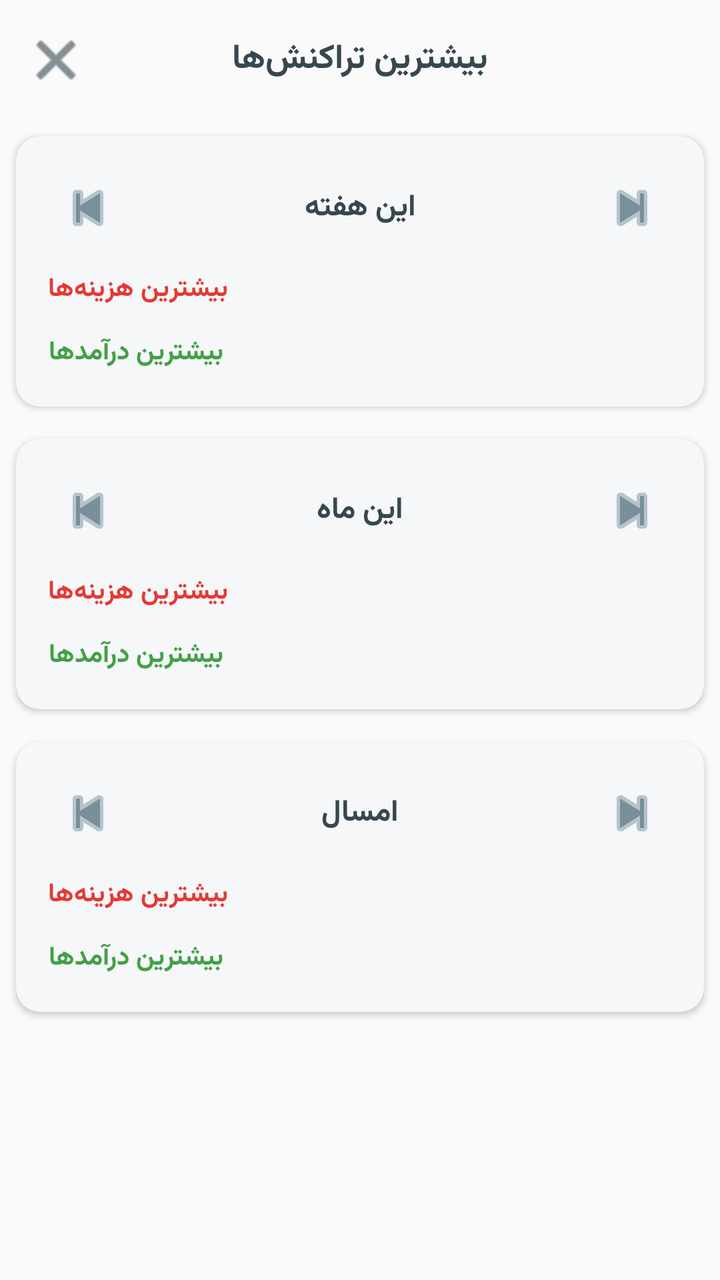
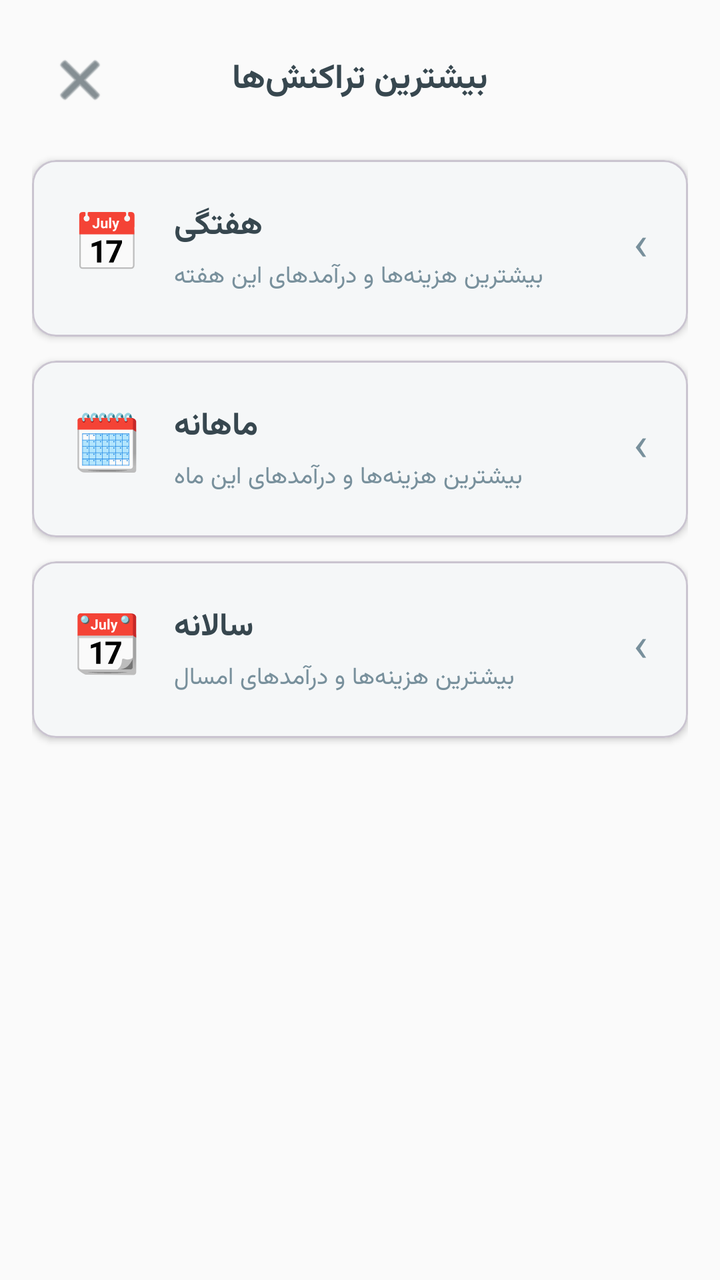

Two renders of the same Android screen: before a commit and after it. Below are the layout's source before the change and the commit's diff.
<!-- AndroidManifest.xml: application theme Theme.PillTracker -->
<!-- res/layout/activity_top_expenses.xml -->
<?xml version="1.0" encoding="utf-8"?>
<ScrollView xmlns:android="http://schemas.android.com/apk/res/android"
    xmlns:app="http://schemas.android.com/apk/res-auto"
    android:layout_width="match_parent"
    android:layout_height="match_parent"
    android:background="@color/background"
    android:fillViewport="true">

    <LinearLayout
        android:layout_width="match_parent"
        android:layout_height="wrap_content"
        android:orientation="vertical">

        <LinearLayout
            android:layout_width="match_parent"
            android:layout_height="wrap_content"
            android:gravity="center_vertical"
            android:orientation="horizontal"
            android:paddingHorizontal="4dp"
            android:paddingVertical="6dp">

            <ImageButton
                android:id="@+id/backBtn"
                android:layout_width="48dp"
                android:layout_height="48dp"
                android:background="?attr/selectableItemBackgroundBorderless"
                android:contentDescription="بازگشت"
                android:src="@android:drawable/ic_menu_close_clear_cancel"
                android:tint="@color/on_surface" />

            <TextView
                android:layout_width="0dp"
                android:layout_height="wrap_content"
                android:layout_weight="1"
                android:gravity="center"
                android:text="بیشترین تراکنش‌ها"
                android:textColor="@color/on_surface"
                android:textSize="17sp"
                android:textStyle="bold" />

            <Space
                android:layout_width="48dp"
                android:layout_height="48dp" />
        </LinearLayout>

        
        <com.google.android.material.card.MaterialCardView
            android:layout_width="match_parent"
            android:layout_height="wrap_content"
            android:layout_margin="8dp"
            app:cardCornerRadius="12dp"
            app:cardElevation="2dp"
            app:strokeWidth="0dp">

            <LinearLayout
                android:layout_width="match_parent"
                android:layout_height="wrap_content"
                android:orientation="vertical"
                android:padding="16dp">

                <LinearLayout
                    android:layout_width="match_parent"
                    android:layout_height="wrap_content"
                    android:gravity="center_vertical"
                    android:orientation="horizontal">

                    <ImageButton
                        android:id="@+id/prevWeekBtn"
                        android:layout_width="40dp"
                        android:layout_height="40dp"
                        android:background="?attr/selectableItemBackgroundBorderless"
                        android:contentDescription="هفته قبل"
                        android:src="@android:drawable/ic_media_previous"
                        android:tint="@color/primary" />

                    <TextView
                        android:id="@+id/weekTitle"
                        android:layout_width="0dp"
                        android:layout_height="wrap_content"
                        android:layout_weight="1"
                        android:gravity="center"
                        android:text="این هفته"
                        android:textColor="@color/on_surface"
                        android:textSize="15sp"
                        android:textStyle="bold" />

                    <ImageButton
                        android:id="@+id/nextWeekBtn"
                        android:layout_width="40dp"
                        android:layout_height="40dp"
                        android:background="?attr/selectableItemBackgroundBorderless"
                        android:contentDescription="هفته بعد"
                        android:src="@android:drawable/ic_media_next"
                        android:tint="@color/primary" />
                </LinearLayout>

                <TextView
                    android:layout_width="wrap_content"
                    android:layout_height="wrap_content"
                    android:layout_marginTop="10dp"
                    android:text="بیشترین هزینه‌ها"
                    android:textColor="@color/expense_red"
                    android:textSize="13sp"
                    android:textStyle="bold" />

                <LinearLayout
                    android:id="@+id/weekExpenseList"
                    android:layout_width="match_parent"
                    android:layout_height="wrap_content"
                    android:orientation="vertical" />

                <TextView
                    android:id="@+id/weekExpenseEmpty"
                    android:layout_width="match_parent"
                    android:layout_height="wrap_content"
                    android:gravity="center"
                    android:padding="8dp"
                    android:text="هزینه‌ای ثبت نشده"
                    android:textColor="@color/text_secondary"
                    android:textSize="12sp"
                    android:visibility="gone" />

                <TextView
                    android:layout_width="wrap_content"
                    android:layout_height="wrap_content"
                    android:layout_marginTop="10dp"
                    android:text="بیشترین درآمدها"
                    android:textColor="@color/income_green"
                    android:textSize="13sp"
                    android:textStyle="bold" />

                <LinearLayout
                    android:id="@+id/weekIncomeList"
                    android:layout_width="match_parent"
                    android:layout_height="wrap_content"
                    android:orientation="vertical" />

                <TextView
                    android:id="@+id/weekIncomeEmpty"
                    android:layout_width="match_parent"
                    android:layout_height="wrap_content"
                    android:gravity="center"
                    android:padding="8dp"
                    android:text="درآمدی ثبت نشده"
                    android:textColor="@color/text_secondary"
                    android:textSize="12sp"
                    android:visibility="gone" />
            </LinearLayout>
        </com.google.android.material.card.MaterialCardView>

        
        <com.google.android.material.card.MaterialCardView
            android:layout_width="match_parent"
            android:layout_height="wrap_content"
            android:layout_margin="8dp"
            app:cardCornerRadius="12dp"
            app:cardElevation="2dp"
            app:strokeWidth="0dp">

            <LinearLayout
                android:layout_width="match_parent"
                android:layout_height="wrap_content"
                android:orientation="vertical"
                android:padding="16dp">

                <LinearLayout
                    android:layout_width="match_parent"
                    android:layout_height="wrap_content"
                    android:gravity="center_vertical"
                    android:orientation="horizontal">

                    <ImageButton
                        android:id="@+id/prevMonthBtn"
                        android:layout_width="40dp"
                        android:layout_height="40dp"
                        android:background="?attr/selectableItemBackgroundBorderless"
                        android:contentDescription="ماه قبل"
                        android:src="@android:drawable/ic_media_previous"
                        android:tint="@color/primary" />

                    <TextView
                        android:id="@+id/monthTitle"
                        android:layout_width="0dp"
                        android:layout_height="wrap_content"
                        android:layout_weight="1"
                        android:gravity="center"
                        android:text="این ماه"
                        android:textColor="@color/on_surface"
                        android:textSize="15sp"
                        android:textStyle="bold" />

                    <ImageButton
                        android:id="@+id/nextMonthBtn"
                        android:layout_width="40dp"
                        android:layout_height="40dp"
                        android:background="?attr/selectableItemBackgroundBorderless"
                        android:contentDescription="ماه بعد"
                        android:src="@android:drawable/ic_media_next"
                        android:tint="@color/primary" />
                </LinearLayout>

                <TextView
                    android:layout_width="wrap_content"
                    android:layout_height="wrap_content"
                    android:layout_marginTop="10dp"
                    android:text="بیشترین هزینه‌ها"
                    android:textColor="@color/expense_red"
                    android:textSize="13sp"
                    android:textStyle="bold" />

                <LinearLayout
                    android:id="@+id/monthExpenseList"
                    android:layout_width="match_parent"
                    android:layout_height="wrap_content"
                    android:orientation="vertical" />

                <TextView
                    android:id="@+id/monthExpenseEmpty"
                    android:layout_width="match_parent"
                    android:layout_height="wrap_content"
                    android:gravity="center"
                    android:padding="8dp"
                    android:text="هزینه‌ای ثبت نشده"
                    android:textColor="@color/text_secondary"
                    android:textSize="12sp"
                    android:visibility="gone" />

                <TextView
                    android:layout_width="wrap_content"
                    android:layout_height="wrap_content"
                    android:layout_marginTop="10dp"
                    android:text="بیشترین درآمدها"
                    android:textColor="@color/income_green"
                    android:textSize="13sp"
                    android:textStyle="bold" />

                <LinearLayout
                    android:id="@+id/monthIncomeList"
                    android:layout_width="match_parent"
                    android:layout_height="wrap_content"
                    android:orientation="vertical" />

                <TextView
                    android:id="@+id/monthIncomeEmpty"
                    android:layout_width="match_parent"
                    android:layout_height="wrap_content"
                    android:gravity="center"
                    android:padding="8dp"
                    android:text="درآمدی ثبت نشده"
                    android:textColor="@color/text_secondary"
                    android:textSize="12sp"
                    android:visibility="gone" />
            </LinearLayout>
        </com.google.android.material.card.MaterialCardView>

        
        <com.google.android.material.card.MaterialCardView
            android:layout_width="match_parent"
            android:layout_height="wrap_content"
            android:layout_margin="8dp"
            app:cardCornerRadius="12dp"
            app:cardElevation="2dp"
            app:strokeWidth="0dp">

            <LinearLayout
                android:layout_width="match_parent"
                android:layout_height="wrap_content"
                android:orientation="vertical"
                android:padding="16dp">

                <LinearLayout
                    android:layout_width="match_parent"
                    android:layout_height="wrap_content"
                    android:gravity="center_vertical"
                    android:orientation="horizontal">

                    <ImageButton
                        android:id="@+id/prevYearBtn"
                        android:layout_width="40dp"
                        android:layout_height="40dp"
                        android:background="?attr/selectableItemBackgroundBorderless"
                        android:contentDescription="سال قبل"
                        android:src="@android:drawable/ic_media_previous"
                        android:tint="@color/primary" />

                    <TextView
                        android:id="@+id/yearTitle"
                        android:layout_width="0dp"
                        android:layout_height="wrap_content"
                        android:layout_weight="1"
                        android:gravity="center"
                        android:text="امسال"
                        android:textColor="@color/on_surface"
                        android:textSize="15sp"
                        android:textStyle="bold" />

                    <ImageButton
                        android:id="@+id/nextYearBtn"
                        android:layout_width="40dp"
                        android:layout_height="40dp"
                        android:background="?attr/selectableItemBackgroundBorderless"
                        android:contentDescription="سال بعد"
                        android:src="@android:drawable/ic_media_next"
                        android:tint="@color/primary" />
                </LinearLayout>

                <TextView
                    android:layout_width="wrap_content"
                    android:layout_height="wrap_content"
                    android:layout_marginTop="10dp"
                    android:text="بیشترین هزینه‌ها"
                    android:textColor="@color/expense_red"
                    android:textSize="13sp"
                    android:textStyle="bold" />

                <LinearLayout
                    android:id="@+id/yearExpenseList"
                    android:layout_width="match_parent"
                    android:layout_height="wrap_content"
                    android:orientation="vertical" />

                <TextView
                    android:id="@+id/yearExpenseEmpty"
                    android:layout_width="match_parent"
                    android:layout_height="wrap_content"
                    android:gravity="center"
                    android:padding="8dp"
                    android:text="هزینه‌ای ثبت نشده"
                    android:textColor="@color/text_secondary"
                    android:textSize="12sp"
                    android:visibility="gone" />

                <TextView
                    android:layout_width="wrap_content"
                    android:layout_height="wrap_content"
                    android:layout_marginTop="10dp"
                    android:text="بیشترین درآمدها"
                    android:textColor="@color/income_green"
                    android:textSize="13sp"
                    android:textStyle="bold" />

                <LinearLayout
                    android:id="@+id/yearIncomeList"
                    android:layout_width="match_parent"
                    android:layout_height="wrap_content"
                    android:orientation="vertical" />

                <TextView
                    android:id="@+id/yearIncomeEmpty"
                    android:layout_width="match_parent"
                    android:layout_height="wrap_content"
                    android:gravity="center"
                    android:padding="8dp"
                    android:text="درآمدی ثبت نشده"
                    android:textColor="@color/text_secondary"
                    android:textSize="12sp"
                    android:visibility="gone" />
            </LinearLayout>
        </com.google.android.material.card.MaterialCardView>

    </LinearLayout>
</ScrollView>
<!-- resources referenced by this layout -->
<resources>
  <color name="background">#FFFAFAFA</color>
  <color name="expense_red">#FFE53935</color>
  <color name="income_green">#FF43A047</color>
  <color name="on_surface">#FF37474F</color>
  <color name="primary">#FF78909C</color>
  <color name="text_secondary">#FF78909C</color>
  <style name="Theme.PillTracker" parent="Theme.Material3.DayNight.NoActionBar">
          <item name="colorPrimary">@color/primary</item>
          <item name="colorOnPrimary">@color/on_primary</item>
          <item name="colorSecondary">@color/secondary</item>
          <item name="colorSurface">@color/surface</item>
          <item name="colorOnSurface">@color/on_surface</item>
          <item name="android:fontFamily">@font/vazirmatn</item>
          <item name="fontFamily">@font/vazirmatn</item>
          <item name="android:statusBarColor">@color/background</item>
          <item name="android:windowBackground">@color/background</item>
      </style>
  <color name="on_primary">#FFFFFFFF</color>
  <color name="secondary">#FF90A4AE</color>
  <color name="surface">#FFFFFFFF</color>
</resources>

<!-- the commit's change to res/layout/activity_top_expenses.xml (unified diff, before → after) -->
@@ -9,15 +9,16 @@
     <LinearLayout
         android:layout_width="match_parent"
         android:layout_height="wrap_content"
-        android:orientation="vertical">
-
+        android:orientation="vertical"
+        android:padding="16dp">
+
+        
         <LinearLayout
             android:layout_width="match_parent"
             android:layout_height="wrap_content"
             android:gravity="center_vertical"
             android:orientation="horizontal"
-            android:paddingHorizontal="4dp"
-            android:paddingVertical="6dp">
+            android:paddingBottom="16dp">
 
             <ImageButton
                 android:id="@+id/backBtn"
@@ -45,316 +46,171 @@
 
         
         <com.google.android.material.card.MaterialCardView
-            android:layout_width="match_parent"
-            android:layout_height="wrap_content"
-            android:layout_margin="8dp"
+            android:id="@+id/weeklyCard"
+            android:layout_width="match_parent"
+            android:layout_height="wrap_content"
+            android:layout_marginBottom="12dp"
+            android:clickable="true"
+            android:focusable="true"
             app:cardCornerRadius="12dp"
-            app:cardElevation="2dp"
-            app:strokeWidth="0dp">
+            app:cardElevation="2dp">
 
             <LinearLayout
                 android:layout_width="match_parent"
                 android:layout_height="wrap_content"
-                android:orientation="vertical"
-                android:padding="16dp">
+                android:gravity="center_vertical"
+                android:orientation="horizontal"
+                android:padding="20dp">
+
+                <TextView
+                    android:layout_width="wrap_content"
+                    android:layout_height="wrap_content"
+                    android:text="📅"
+                    android:textSize="28sp" />
 
                 <LinearLayout
-                    android:layout_width="match_parent"
-                    android:layout_height="wrap_content"
-                    android:gravity="center_vertical"
-                    android:orientation="horizontal">
-
-                    <ImageButton
-                        android:id="@+id/prevWeekBtn"
-                        android:layout_width="40dp"
-                        android:layout_height="40dp"
-                        android:background="?attr/selectableItemBackgroundBorderless"
-                        android:contentDescription="هفته قبل"
-                        android:src="@android:drawable/ic_media_previous"
-                        android:tint="@color/primary" />
-
-                    <TextView
-                        android:id="@+id/weekTitle"
-                        android:layout_width="0dp"
-                        android:layout_height="wrap_content"
-                        android:layout_weight="1"
-                        android:gravity="center"
-                        android:text="این هفته"
+                    android:layout_width="0dp"
+                    android:layout_height="wrap_content"
+                    android:layout_marginStart="16dp"
+                    android:layout_weight="1"
+                    android:orientation="vertical">
+
+                    <TextView
+                        android:layout_width="wrap_content"
+                        android:layout_height="wrap_content"
+                        android:text="هفتگی"
                         android:textColor="@color/on_surface"
-                        android:textSize="15sp"
+                        android:textSize="16sp"
                         android:textStyle="bold" />
 
-                    <ImageButton
-                        android:id="@+id/nextWeekBtn"
-                        android:layout_width="40dp"
-                        android:layout_height="40dp"
-                        android:background="?attr/selectableItemBackgroundBorderless"
-                        android:contentDescription="هفته بعد"
-                        android:src="@android:drawable/ic_media_next"
-                        android:tint="@color/primary" />
+                    <TextView
+                        android:layout_width="wrap_content"
+                        android:layout_height="wrap_content"
+                        android:layout_marginTop="2dp"
+                        android:text="بیشترین هزینه‌ها و درآمدهای این هفته"
+                        android:textColor="@color/text_secondary"
+                        android:textSize="12sp" />
                 </LinearLayout>
 
                 <TextView
                     android:layout_width="wrap_content"
                     android:layout_height="wrap_content"
-                    android:layout_marginTop="10dp"
-                    android:text="بیشترین هزینه‌ها"
-                    android:textColor="@color/expense_red"
-                    android:textSize="13sp"
-                    android:textStyle="bold" />
-
-                <LinearLayout
-                    android:id="@+id/weekExpenseList"
-                    android:layout_width="match_parent"
-                    android:layout_height="wrap_content"
-                    android:orientation="vertical" />
-
-                <TextView
-                    android:id="@+id/weekExpenseEmpty"
-                    android:layout_width="match_parent"
-                    android:layout_height="wrap_content"
-                    android:gravity="center"
-                    android:padding="8dp"
-                    android:text="هزینه‌ای ثبت نشده"
-                    android:textColor="@color/text_secondary"
-                    android:textSize="12sp"
-                    android:visibility="gone" />
-
-                <TextView
-                    android:layout_width="wrap_content"
-                    android:layout_height="wrap_content"
-                    android:layout_marginTop="10dp"
-                    android:text="بیشترین درآمدها"
-                    android:textColor="@color/income_green"
-                    android:textSize="13sp"
-                    android:textStyle="bold" />
-
-                <LinearLayout
-                    android:id="@+id/weekIncomeList"
-                    android:layout_width="match_parent"
-                    android:layout_height="wrap_content"
-                    android:orientation="vertical" />
-
-                <TextView
-                    android:id="@+id/weekIncomeEmpty"
-                    android:layout_width="match_parent"
-                    android:layout_height="wrap_content"
-                    android:gravity="center"
-                    android:padding="8dp"
-                    android:text="درآمدی ثبت نشده"
-                    android:textColor="@color/text_secondary"
-                    android:textSize="12sp"
-                    android:visibility="gone" />
+                    android:text="‹"
+                    android:textColor="@color/primary"
+                    android:textSize="24sp" />
             </LinearLayout>
         </com.google.android.material.card.MaterialCardView>
 
         
         <com.google.android.material.card.MaterialCardView
-            android:layout_width="match_parent"
-            android:layout_height="wrap_content"
-            android:layout_margin="8dp"
+            android:id="@+id/monthlyCard"
+            android:layout_width="match_parent"
+            android:layout_height="wrap_content"
+            android:layout_marginBottom="12dp"
+            android:clickable="true"
+            android:focusable="true"
             app:cardCornerRadius="12dp"
-            app:cardElevation="2dp"
-            app:strokeWidth="0dp">
+            app:cardElevation="2dp">
 
             <LinearLayout
                 android:layout_width="match_parent"
                 android:layout_height="wrap_content"
-                android:orientation="vertical"
-                android:padding="16dp">
+                android:gravity="center_vertical"
+                android:orientation="horizontal"
+                android:padding="20dp">
+
+                <TextView
+                    android:layout_width="wrap_content"
+                    android:layout_height="wrap_content"
+                    android:text="🗓"
+                    android:textSize="28sp" />
 
                 <LinearLayout
-                    android:layout_width="match_parent"
-                    android:layout_height="wrap_content"
-                    android:gravity="center_vertical"
-                    android:orientation="horizontal">
-
-                    <ImageButton
-                        android:id="@+id/prevMonthBtn"
-                        android:layout_width="40dp"
-                        android:layout_height="40dp"
-                        android:background="?attr/selectableItemBackgroundBorderless"
-                        android:contentDescription="ماه قبل"
-                        android:src="@android:drawable/ic_media_previous"
-                        android:tint="@color/primary" />
-
-                    <TextView
-                        android:id="@+id/monthTitle"
-                        android:layout_width="0dp"
-                        android:layout_height="wrap_content"
-                        android:layout_weight="1"
-                        android:gravity="center"
-                        android:text="این ماه"
+                    android:layout_width="0dp"
+                    android:layout_height="wrap_content"
+                    android:layout_marginStart="16dp"
+                    android:layout_weight="1"
+                    android:orientation="vertical">
+
+                    <TextView
+                        android:layout_width="wrap_content"
+                        android:layout_height="wrap_content"
+                        android:text="ماهانه"
                         android:textColor="@color/on_surface"
-                        android:textSize="15sp"
+                        android:textSize="16sp"
                         android:textStyle="bold" />
 
-                    <ImageButton
-                        android:id="@+id/nextMonthBtn"
-                        android:layout_width="40dp"
-                        android:layout_height="40dp"
-                        android:background="?attr/selectableItemBackgroundBorderless"
-                        android:contentDescription="ماه بعد"
-                        android:src="@android:drawable/ic_media_next"
-                        android:tint="@color/primary" />
+                    <TextView
+                        android:layout_width="wrap_content"
+                        android:layout_height="wrap_content"
+                        android:layout_marginTop="2dp"
+                        android:text="بیشترین هزینه‌ها و درآمدهای این ماه"
+                        android:textColor="@color/text_secondary"
+                        android:textSize="12sp" />
                 </LinearLayout>
 
                 <TextView
                     android:layout_width="wrap_content"
                     android:layout_height="wrap_content"
-                    android:layout_marginTop="10dp"
-                    android:text="بیشترین هزینه‌ها"
-                    android:textColor="@color/expense_red"
-                    android:textSize="13sp"
-                    android:textStyle="bold" />
-
-                <LinearLayout
-                    android:id="@+id/monthExpenseList"
-                    android:layout_width="match_parent"
-                    android:layout_height="wrap_content"
-                    android:orientation="vertical" />
-
-                <TextView
-                    android:id="@+id/monthExpenseEmpty"
-                    android:layout_width="match_parent"
-                    android:layout_height="wrap_content"
-                    android:gravity="center"
-                    android:padding="8dp"
-                    android:text="هزینه‌ای ثبت نشده"
-                    android:textColor="@color/text_secondary"
-                    android:textSize="12sp"
-                    android:visibility="gone" />
-
-                <TextView
-                    android:layout_width="wrap_content"
-                    android:layout_height="wrap_content"
-                    android:layout_marginTop="10dp"
-                    android:text="بیشترین درآمدها"
-                    android:textColor="@color/income_green"
-                    android:textSize="13sp"
-                    android:textStyle="bold" />
-
-                <LinearLayout
-                    android:id="@+id/monthIncomeList"
-                    android:layout_width="match_parent"
-                    android:layout_height="wrap_content"
-                    android:orientation="vertical" />
-
-                <TextView
-                    android:id="@+id/monthIncomeEmpty"
-                    android:layout_width="match_parent"
-                    android:layout_height="wrap_content"
-                    android:gravity="center"
-                    android:padding="8dp"
-                    android:text="درآمدی ثبت نشده"
-                    android:textColor="@color/text_secondary"
-                    android:textSize="12sp"
-                    android:visibility="gone" />
+                    android:text="‹"
+                    android:textColor="@color/primary"
+                    android:textSize="24sp" />
             </LinearLayout>
         </com.google.android.material.card.MaterialCardView>
 
         
         <com.google.android.material.card.MaterialCardView
-            android:layout_width="match_parent"
-            android:layout_height="wrap_content"
-            android:layout_margin="8dp"
+            android:id="@+id/yearlyCard"
+            android:layout_width="match_parent"
+            android:layout_height="wrap_content"
+            android:clickable="true"
+            android:focusable="true"
             app:cardCornerRadius="12dp"
-            app:cardElevation="2dp"
-            app:strokeWidth="0dp">
+            app:cardElevation="2dp">
 
             <LinearLayout
                 android:layout_width="match_parent"
                 android:layout_height="wrap_content"
-                android:orientation="vertical"
-                android:padding="16dp">
+                android:gravity="center_vertical"
+                android:orientation="horizontal"
+                android:padding="20dp">
+
+                <TextView
+                    android:layout_width="wrap_content"
+                    android:layout_height="wrap_content"
+                    android:text="📆"
+                    android:textSize="28sp" />
 
                 <LinearLayout
-                    android:layout_width="match_parent"
-                    android:layout_height="wrap_content"
-                    android:gravity="center_vertical"
-                    android:orientation="horizontal">
-
-                    <ImageButton
-                        android:id="@+id/prevYearBtn"
-                        android:layout_width="40dp"
-                        android:layout_height="40dp"
-                        android:background="?attr/selectableItemBackgroundBorderless"
-                        android:contentDescription="سال قبل"
-                        android:src="@android:drawable/ic_media_previous"
-                        android:tint="@color/primary" />
-
-                    <TextView
-                        android:id="@+id/yearTitle"
-                        android:layout_width="0dp"
-                        android:layout_height="wrap_content"
-                        android:layout_weight="1"
-                        android:gravity="center"
-                        android:text="امسال"
+                    android:layout_width="0dp"
+                    android:layout_height="wrap_content"
+                    android:layout_marginStart="16dp"
+                    android:layout_weight="1"
+                    android:orientation="vertical">
+
+                    <TextView
+                        android:layout_width="wrap_content"
+                        android:layout_height="wrap_content"
+                        android:text="سالانه"
                         android:textColor="@color/on_surface"
-                        android:textSize="15sp"
+                        android:textSize="16sp"
                         android:textStyle="bold" />
 
-                    <ImageButton
-                        android:id="@+id/nextYearBtn"
-                        android:layout_width="40dp"
-                        android:layout_height="40dp"
-                        android:background="?attr/selectableItemBackgroundBorderless"
-                        android:contentDescription="سال بعد"
-                        android:src="@android:drawable/ic_media_next"
-                        android:tint="@color/primary" />
+                    <TextView
+                        android:layout_width="wrap_content"
+                        android:layout_height="wrap_content"
+                        android:layout_marginTop="2dp"
+                        android:text="بیشترین هزینه‌ها و درآمدهای امسال"
+                        android:textColor="@color/text_secondary"
+                        android:textSize="12sp" />
                 </LinearLayout>
 
                 <TextView
                     android:layout_width="wrap_content"
                     android:layout_height="wrap_content"
-                    android:layout_marginTop="10dp"
-                    android:text="بیشترین هزینه‌ها"
-                    android:textColor="@color/expense_red"
-                    android:textSize="13sp"
-                    android:textStyle="bold" />
-
-                <LinearLayout
-                    android:id="@+id/yearExpenseList"
-                    android:layout_width="match_parent"
-                    android:layout_height="wrap_content"
-                    android:orientation="vertical" />
-
-                <TextView
-                    android:id="@+id/yearExpenseEmpty"
-                    android:layout_width="match_parent"
-                    android:layout_height="wrap_content"
-                    android:gravity="center"
-                    android:padding="8dp"
-                    android:text="هزینه‌ای ثبت نشده"
-                    android:textColor="@color/text_secondary"
-                    android:textSize="12sp"
-                    android:visibility="gone" />
-
-                <TextView
-                    android:layout_width="wrap_content"
-                    android:layout_height="wrap_content"
-                    android:layout_marginTop="10dp"
-                    android:text="بیشترین درآمدها"
-                    android:textColor="@color/income_green"
-                    android:textSize="13sp"
-                    android:textStyle="bold" />
-
-                <LinearLayout
-                    android:id="@+id/yearIncomeList"
-                    android:layout_width="match_parent"
-                    android:layout_height="wrap_content"
-                    android:orientation="vertical" />
-
-                <TextView
-                    android:id="@+id/yearIncomeEmpty"
-                    android:layout_width="match_parent"
-                    android:layout_height="wrap_content"
-                    android:gravity="center"
-                    android:padding="8dp"
-                    android:text="درآمدی ثبت نشده"
-                    android:textColor="@color/text_secondary"
-                    android:textSize="12sp"
-                    android:visibility="gone" />
+                    android:text="‹"
+                    android:textColor="@color/primary"
+                    android:textSize="24sp" />
             </LinearLayout>
         </com.google.android.material.card.MaterialCardView>
 
<!-- resource entries referenced after the edit -->
@@ -1,8 +1,6 @@
 <!-- resources referenced by this layout -->
 <resources>
   <color name="background">#FFFAFAFA</color>
-  <color name="expense_red">#FFE53935</color>
-  <color name="income_green">#FF43A047</color>
   <color name="on_surface">#FF37474F</color>
   <color name="primary">#FF78909C</color>
   <color name="text_secondary">#FF78909C</color>
